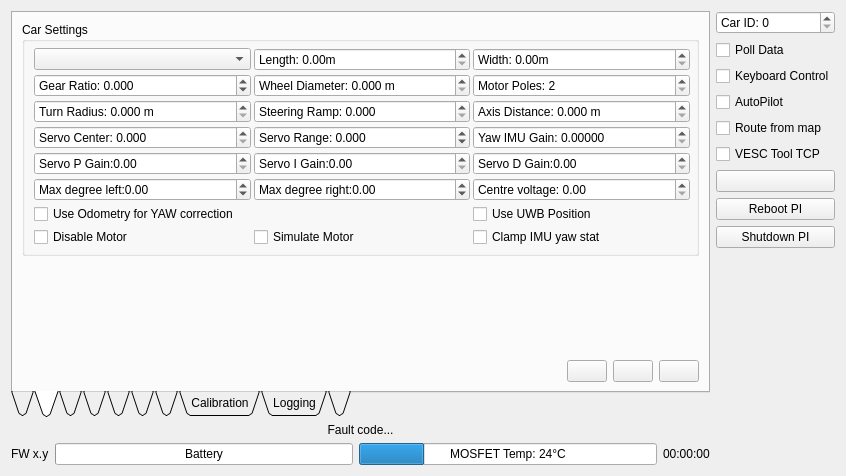
First picture: the form in Linux/RControlStation/carinterface.ui, repository GunnarLarssonSLU/rise_sdvp, before the edit.
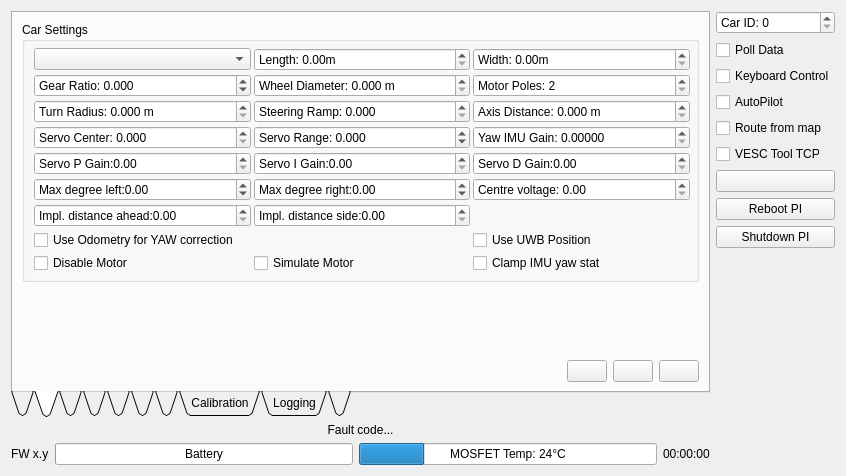
Second picture: the form after the edit. The open tabs and pages were chosen to show the change. Icons and pictures are not drawn. Custom widgets are drawn as their Qt base class.

```diff
--- a/Linux/RControlStation/carinterface.ui
+++ b/Linux/RControlStation/carinterface.ui
@@ -432,6 +432,20 @@
             <item row="0" column="0">
              <widget class="QComboBox" name="vehicletypeBox"/>
             </item>
+            <item row="6" column="0">
+             <widget class="QDoubleSpinBox" name="implementXposBox">
+              <property name="prefix">
+               <string>Impl. distance ahead:</string>
+              </property>
+             </widget>
+            </item>
+            <item row="6" column="1">
+             <widget class="QDoubleSpinBox" name="implementYposBox">
+              <property name="prefix">
+               <string>Impl. distance side:</string>
+              </property>
+             </widget>
+            </item>
            </layout>
           </widget>
          </item>
```
Left out of the diff: 5 changed lines with no effect on the pictures.
